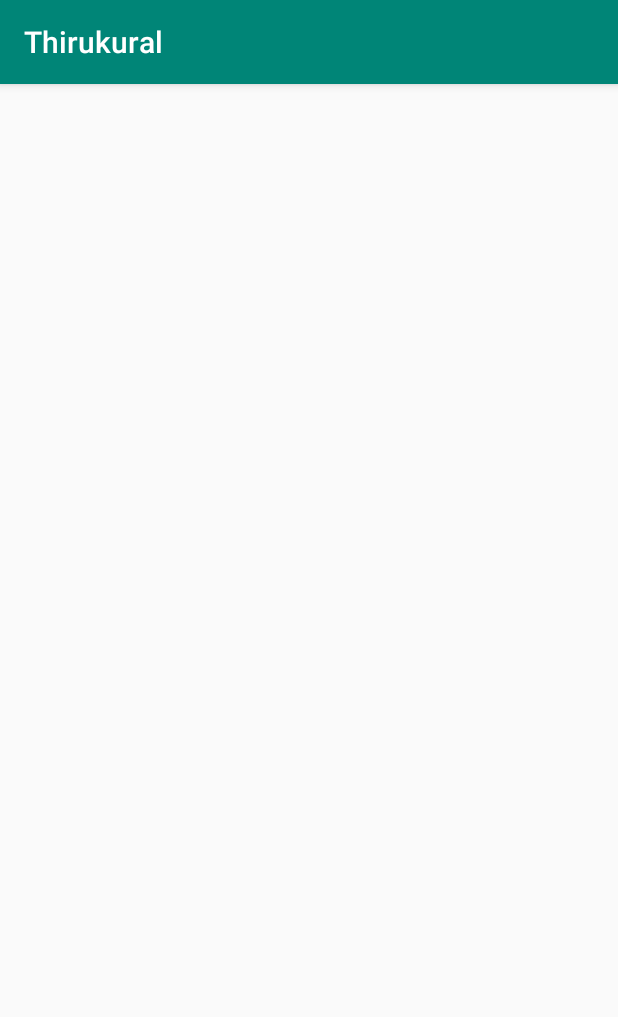
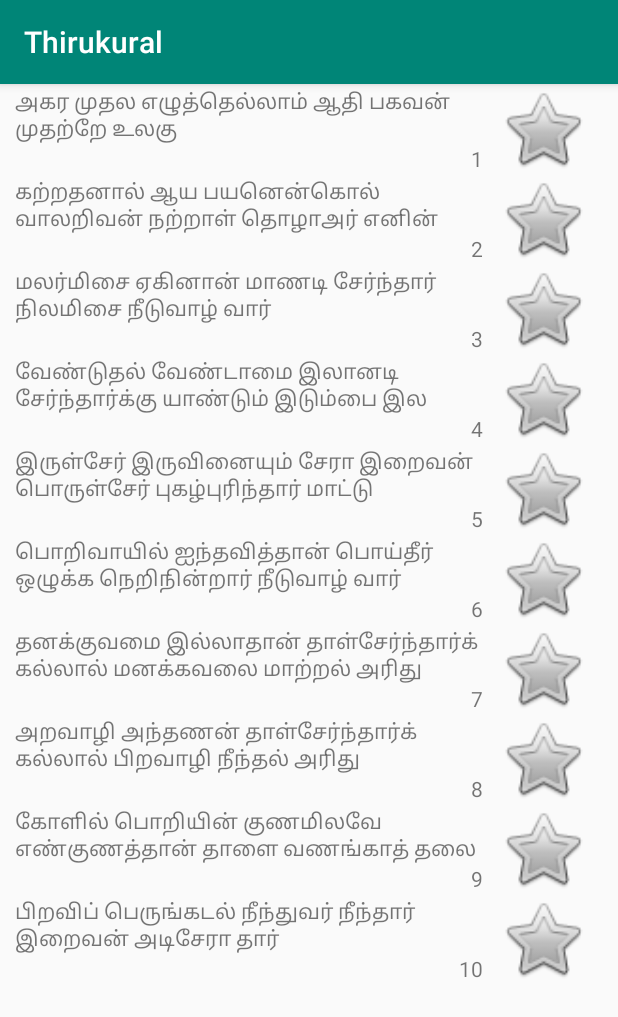
Before and after one commit to JohnTheTechie/Thirukural, an Android app: the KuralActivity screen opened directly, with no data from a screen before it, on a phone screen of 412 x 824 dp. Shown: the top 1017 px of the screen. Run offline under Robolectric (Android 15) with nearby library versions, the phone set to English and light mode, and no system bars; our stand-ins replace Room's generated code.

Commit message:
kural activity implemented

```diff
--- a/app/src/main/java/johnfatso/thirukural/ChapterListActivity.java
+++ b/app/src/main/java/johnfatso/thirukural/ChapterListActivity.java
@@ -8,10 +8,11 @@
 import android.os.Bundle;
 import android.util.Log;
 import android.view.LayoutInflater;
+import android.view.View;
 
 import java.util.ArrayList;
 
-public class ChapterListActivity extends AppCompatActivity {
+public class ChapterListActivity extends AppCompatActivity implements OnClickListener {
 
     private final static String LOG_TAG = "TAG";
 
@@ -54,7 +55,7 @@
                 Log.v(LOG_TAG, "retrieval completed");
                 dataSet = toArrayList((ChapterEntry[]) o);
                 Log.v(LOG_TAG, "dataset size :"+dataSet.size());
-                adapter = new ChapterListAdapter(dataSet);
+                adapter = new ChapterListAdapter(dataSet, ChapterListActivity.this::onClick);
                 recyclerView.setAdapter(adapter);
             }
         }.execute();
@@ -69,4 +70,15 @@
         }
         return list;
     }
+
+    @Override
+    public void onClick(View view) {
+        int position = recyclerView.getChildLayoutPosition(view);
+
+        Intent intent = new Intent(this, KuralActivity.class);
+        intent.putExtra("CHAPTER", dataSet.get(position).getChapterIndex());
+        intent.putExtra("FAV", false);
+
+        startActivity(intent);
+    }
 }
--- a/app/src/main/java/johnfatso/thirukural/ChapterListAdapter.java
+++ b/app/src/main/java/johnfatso/thirukural/ChapterListAdapter.java
@@ -18,6 +18,7 @@
     class ChapterViewHolder extends RecyclerView.ViewHolder{
         TextView chapterTitle;
         TextView chapterIndex;
+        ChapterEntry chapterEntry;
 
         public ChapterViewHolder(@NonNull View itemView, TextView chapterTitle, TextView chapterIndex) {
             super(itemView);
@@ -27,9 +28,11 @@
     }
 
     ArrayList<ChapterEntry> chapterTitleList;
+    View.OnClickListener listener;
 
-    public ChapterListAdapter(ArrayList<ChapterEntry> chapterTitleList) {
+    public ChapterListAdapter(ArrayList<ChapterEntry> chapterTitleList, View.OnClickListener listener) {
         this.chapterTitleList = chapterTitleList;
+        this.listener =listener;
     }
 
 
@@ -40,6 +43,7 @@
         TextView chapterTitle = viewHolder.findViewById(R.id.text_chapter_name);
         TextView chapterCount = viewHolder.findViewById(R.id.text_chapter_count);
         Log.v(LOG_TAG, "ViewHolder Created");
+        viewHolder.setOnClickListener(listener);
         return new ChapterViewHolder(viewHolder, chapterTitle, chapterCount);
     }
 
@@ -48,10 +52,11 @@
     public void onBindViewHolder(@NonNull ChapterViewHolder holder, int position) {
         String kural = chapterTitleList.get(position).getChapter();
         int index = chapterTitleList.get(position).getChapterIndex();
-
         Log.v(LOG_TAG, "Binding initiated for chapter entry ("+kural+", "+index+")");
         holder.chapterTitle.setText(kural);
         holder.chapterIndex.setText(""+index);
+
+        holder.chapterEntry = chapterTitleList.get(position);
     }
 
 
@@ -59,4 +64,6 @@
     public int getItemCount() {
         return chapterTitleList.size();
     }
+
+
 }
--- a/app/src/main/java/johnfatso/thirukural/KuralActivity.java
+++ b/app/src/main/java/johnfatso/thirukural/KuralActivity.java
@@ -1,14 +1,70 @@
 package johnfatso.thirukural;
 
 import androidx.appcompat.app.AppCompatActivity;
+import androidx.recyclerview.widget.LinearLayoutManager;
+import androidx.recyclerview.widget.RecyclerView;
 
+import android.content.Intent;
 import android.os.Bundle;
 
+import java.util.ArrayList;
+
 public class KuralActivity extends AppCompatActivity {
+
+    private final String LOG_TAG = "TAG";
+
+    RecyclerView recyclerView;
+    RecyclerView.Adapter adapter;
+    RecyclerView.LayoutManager layoutManager;
+
+    private int chapter_index;
+    private String chapter_title;
+    private boolean isFavouriteToBeDisplayed;
+
+    Repository repository;
+
+    ArrayList<KuralEntry> dataset;
 
     @Override
     protected void onCreate(Bundle savedInstanceState) {
         super.onCreate(savedInstanceState);
         setContentView(R.layout.activity_kural);
+
+        Intent intent = getIntent();
+        this.chapter_index = intent.getIntExtra("CHAPTER", 1);
+        this.isFavouriteToBeDisplayed = intent.getBooleanExtra("FAV", false);
+
+        repository = new Repository(this.getApplication());
+
+        recyclerView = findViewById(R.id.recycler_kural_list);
+
+        layoutManager = new LinearLayoutManager(this);
+        recyclerView.setLayoutManager(layoutManager);
+
+        new Repository.DaoAsyncTask(repository.getKuralDao(), repository.getChapterDao()){
+            @Override
+            protected Object doInBackground(Object[] objects) {
+                if(isFavouriteToBeDisplayed){
+                    return kuralDao.getFavouriteKurals(isFavouriteToBeDisplayed);
+                }
+                else return kuralDao.getVersesFromChapter(chapter_index);
+            }
+
+            @Override
+            protected void onPostExecute(Object o) {
+                super.onPostExecute(o);
+                dataset = toArrayList((KuralEntry[]) o);
+                adapter = new KuralListAdapter(dataset);
+                recyclerView.setAdapter(adapter);
+            }
+        }.execute();
+    }
+
+    ArrayList<KuralEntry> toArrayList(KuralEntry[] array){
+        ArrayList<KuralEntry> list = new ArrayList<>();
+        for (KuralEntry entry: array){
+            list.add(entry);
+        }
+        return list;
     }
 }
--- a/app/src/main/java/johnfatso/thirukural/KuralDao.java
+++ b/app/src/main/java/johnfatso/thirukural/KuralDao.java
@@ -20,4 +20,7 @@
     @Query("Select * FROM table_kural WHERE `verse_index`=:position")
     KuralEntry getVerseNumbered(int position);
 
+    @Query("Select * FROM table_kural WHERE `favourite`=:favourites ")
+    KuralEntry[] getFavouriteKurals(boolean favourites);
+
 }
--- /dev/null
+++ b/app/src/main/java/johnfatso/thirukural/KuralListAdapter.java
@@ -0,0 +1,72 @@
+package johnfatso.thirukural;
+
+import android.util.Log;
+import android.view.LayoutInflater;
+import android.view.View;
+import android.view.ViewGroup;
+import android.widget.ImageView;
+import android.widget.TextView;
+
+import androidx.annotation.NonNull;
+import androidx.recyclerview.widget.RecyclerView;
+
+import java.util.ArrayList;
+
+public class KuralListAdapter extends RecyclerView.Adapter<KuralListAdapter.KuralViewHolder> {
+
+    private final String LOG_TAG = "TAG";
+
+    ArrayList<KuralEntry> kuralEntryList;
+
+    public KuralListAdapter(ArrayList<KuralEntry> kuralEntryList) {
+        this.kuralEntryList = kuralEntryList;
+    }
+
+
+    @NonNull
+    @Override
+    public KuralViewHolder onCreateViewHolder(@NonNull ViewGroup parent, int viewType) {
+        View VH = LayoutInflater.from(parent.getContext()).inflate(R.layout.kural_list_item, parent, false);
+        TextView kural_text = VH.findViewById(R.id.text_kural);
+        TextView kural_index = VH.findViewById(R.id.text_kural_count);
+        ImageView favIcon = VH.findViewById(R.id.button_set_favourite);
+        return new KuralViewHolder(VH, kural_text, kural_index, favIcon);
+    }
+
+
+    @Override
+    public void onBindViewHolder(@NonNull KuralViewHolder holder, int position) {
+        String text = kuralEntryList.get(position).getKural();
+        String index = ""+kuralEntryList.get(position).getVerseIndex();
+        boolean isFavourite = kuralEntryList.get(position).isFavourite();
+
+
+        holder.kural_text.setText(text);
+        holder.kural_index_text.setText(index);
+        if(isFavourite){
+            holder.favourite_icon.setImageResource(android.R.drawable.btn_star_big_on);
+        }
+        else {
+            holder.favourite_icon.setImageResource(android.R.drawable.btn_star_big_off);
+        }
+    }
+
+    @Override
+    public int getItemCount() {
+        return kuralEntryList.size();
+    }
+
+    class KuralViewHolder extends RecyclerView.ViewHolder{
+
+        TextView kural_text;
+        TextView kural_index_text;
+        ImageView favourite_icon;
+
+        public KuralViewHolder(@NonNull View itemView, TextView kural_text, TextView kural_index_text, ImageView favourite_icon) {
+            super(itemView);
+            this.kural_text = kural_text;
+            this.kural_index_text = kural_index_text;
+            this.favourite_icon = favourite_icon;
+        }
+    }
+}
--- /dev/null
+++ b/app/src/main/java/johnfatso/thirukural/OnClickListener.java
@@ -0,0 +1,7 @@
+package johnfatso.thirukural;
+
+import android.view.View;
+
+public interface OnClickListener {
+    void onClick(View view);
+}
--- a/app/src/main/res/layout/activity_kural.xml
+++ b/app/src/main/res/layout/activity_kural.xml
@@ -3,19 +3,28 @@
     xmlns:app="http://schemas.android.com/apk/res-auto"
     xmlns:tools="http://schemas.android.com/tools"
     android:layout_width="match_parent"
-    android:layout_height="match_parent"
+    android:layout_height="wrap_content"
     tools:context=".KuralActivity">
 
-    <androidx.recyclerview.widget.RecyclerView
-        android:layout_width="409dp"
-        android:layout_height="729dp"
+    <androidx.constraintlayout.widget.ConstraintLayout
+        android:layout_width="match_parent"
+        android:layout_height="wrap_content"
         android:layout_marginStart="10dp"
-        android:layout_marginTop="1dp"
         android:layout_marginEnd="10dp"
-        android:layout_marginBottom="1dp"
         app:layout_constraintBottom_toBottomOf="parent"
         app:layout_constraintEnd_toEndOf="parent"
         app:layout_constraintStart_toStartOf="parent"
-        app:layout_constraintTop_toTopOf="parent"
-        tools:listitem="@layout/kural_list_item"/>
+        app:layout_constraintTop_toTopOf="parent">
+
+        <androidx.recyclerview.widget.RecyclerView
+            android:id="@+id/recycler_kural_list"
+            android:layout_width="match_parent"
+            android:layout_height="wrap_content"
+            app:layout_constraintBottom_toBottomOf="parent"
+            app:layout_constraintEnd_toEndOf="parent"
+            app:layout_constraintStart_toStartOf="parent"
+            app:layout_constraintTop_toTopOf="parent"
+            tools:listitem="@layout/kural_list_item" />
+    </androidx.constraintlayout.widget.ConstraintLayout>
+
 </androidx.constraintlayout.widget.ConstraintLayout>
--- a/app/src/main/res/xml/chapter.xml
+++ b/app/src/main/res/xml/chapter.xml
@@ -122,7 +122,7 @@
     <adhikaram pal="3" index="121">நினைந்தவர்புலம்பல்</adhikaram>
     <adhikaram pal="3" index="122">கனவுநிலையுரைத்தல்</adhikaram>
     <adhikaram pal="3" index="123">பொழுதுகண்டிரங்கல்</adhikaram>
-    <adhikaram pal="3" index="124">9 உறுப்புநலனழிதல்</adhikaram>
+    <adhikaram pal="3" index="124">உறுப்புநலனழிதல்</adhikaram>
     <adhikaram pal="3" index="125">நெஞ்சொடுகிளத்தல்</adhikaram>
     <adhikaram pal="3" index="126">நிறையழிதல்</adhikaram>
     <adhikaram pal="3" index="127">அவர்வயின்விதும்பல்</adhikaram>
```
